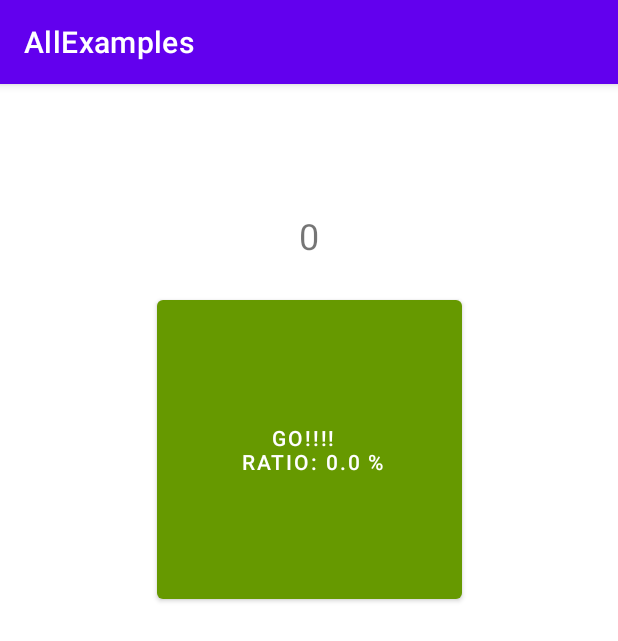
After one commit to HansSima/Examples-AndroidAll, an Android app: the BrainTrainerApp screen opened directly, with no data from a screen before it, on a phone screen of 412 x 824 dp. The commit adds this screen. Shown: the top 641 px of the screen. Run offline under Robolectric (Android 15) with nearby library versions, the phone set to English and light mode, and no system bars.

Commit message:
Second Commit

```diff
--- a/app/build.gradle
+++ b/app/build.gradle
@@ -33,6 +33,7 @@ dependencies {
     implementation 'androidx.appcompat:appcompat:1.3.0'
     implementation 'com.google.android.material:material:1.3.0'
     implementation 'androidx.constraintlayout:constraintlayout:2.0.4'
+    implementation 'androidx.gridlayout:gridlayout:1.0.0'
     testImplementation 'junit:junit:4.+'
     androidTestImplementation 'androidx.test.ext:junit:1.1.2'
     androidTestImplementation 'androidx.test.espresso:espresso-core:3.3.0'
--- a/app/src/main/AndroidManifest.xml
+++ b/app/src/main/AndroidManifest.xml
@@ -11,7 +11,8 @@
         android:roundIcon="@mipmap/ic_launcher_round"
         android:supportsRtl="true"
         android:theme="@style/Theme.AllExamples">
-        <activity android:name=".AudioAndVideo"></activity>
+        <activity android:name=".BrainTrainerApp"></activity>
+        <activity android:name=".AudioAndVideo" />
         <activity android:name=".GetInternetResource" />
         <activity android:name=".MainActivity">
             <intent-filter>
--- /dev/null
+++ b/app/src/main/java/com/example/allexamples/BrainTrainerApp.java
@@ -0,0 +1,145 @@
+package com.example.allexamples;
+
+import androidx.appcompat.app.AppCompatActivity;
+
+import android.os.Bundle;
+import android.os.CountDownTimer;
+import android.view.View;
+import android.widget.Button;
+import android.widget.TextView;
+
+import java.util.Random;
+
+public class BrainTrainerApp extends AppCompatActivity {
+
+    private androidx.gridlayout.widget.GridLayout gridOfButtons;
+
+    private TextView timerTextView;
+    private TextView expressionTextView;
+    private TextView scoreTextView;
+
+    private Button goButton;
+    private Button result0;
+    private Button result1;
+    private Button result2;
+    private Button result3;
+
+    private int result;
+    private int randomPosition;
+    private int score;
+    private int numberOfQuestions = 1;
+    private int[] arrayOfResults = {0, 0, 0, 0};
+
+    @Override
+    protected void onCreate(Bundle savedInstanceState) {
+        super.onCreate(savedInstanceState);
+        setContentView(R.layout.activity_brain_trainer_app);
+        gridOfButtons = findViewById(R.id.gridView);
+        timerTextView = findViewById(R.id.timerTextView);
+        expressionTextView = findViewById(R.id.expressionTextView);
+        scoreTextView = findViewById(R.id.scoreTextView);
+        goButton = findViewById(R.id.GoButton);
+        result0 = findViewById(R.id.result0);
+        result1 = findViewById(R.id.result1);
+        result2 = findViewById(R.id.result2);
+        result3 = findViewById(R.id.result3);
+        endGame();
+    }
+
+    public void startButton(View view) {
+        gridOfButtons.setVisibility(View.VISIBLE);
+        goButton.setVisibility(View.INVISIBLE);
+        numberOfQuestions--;
+        generator();
+        timer();
+    }
+
+    public void answer(View view) {
+        Button buttonObject = (Button) view;
+        int buttonId = Integer.valueOf(buttonObject.getTag().toString());
+        checkResults(buttonId);
+    }
+
+    private void generator() {
+        Random randomNumber = new Random();
+        for (int x = 0; x < 4; x++) {
+            arrayOfResults[x] = randomNumber.nextInt(120);
+            //Log.i("Button tag:", String.valueOf(poleVysledku[x]));
+        }
+
+        if (controlDuplicity(arrayOfResults)) {
+            generator();
+        }
+        expressionCreator();
+
+        numberOfQuestions++;
+    }
+
+    private boolean controlDuplicity(int[] my_array) {
+
+
+        for (int i = 0; i < my_array.length - 1; i++) {
+            for (int j = i + 1; j < my_array.length; j++) {
+                if ((my_array[i] == my_array[j]) && (i != j)) {
+                    return true;
+                }
+            }
+        }
+        return false;
+    }
+
+    private void expressionCreator() {
+        Random randomNumber = new Random();
+        randomPosition = randomNumber.nextInt(3);
+        result = arrayOfResults[randomPosition];
+        int secondNumber = randomNumber.nextInt(result+1);
+        int firstNumber = result - secondNumber;
+        expressionTextView.setText(Integer.toString(firstNumber) + " + " + Integer.toString(secondNumber) +" = ");
+        listOfOptions();
+    }
+
+    private void listOfOptions() {
+        result0.setText(Integer.toString(arrayOfResults[0]));
+        result1.setText(Integer.toString(arrayOfResults[1]));
+        result2.setText(Integer.toString(arrayOfResults[2]));
+        result3.setText(Integer.toString(arrayOfResults[3]));
+    }
+
+    private void checkResults(int buttonId) {
+
+        if (buttonId == randomPosition){
+            score++;
+        }
+
+        scoreTextView.setText("Score: " + Integer.toString(score));
+        generator();
+    }
+
+    private void endGame(){
+
+        gridOfButtons.setVisibility(View.INVISIBLE);
+        goButton.setVisibility(View.VISIBLE);
+        float ratio = (float)score/(float)numberOfQuestions*100;
+        goButton.setText("GO!!!! \r\n Ratio: " + Float.toString(ratio) +" %");
+        score=0;
+        scoreTextView.setText(Integer.toString(score));
+        expressionTextView.setText("");
+        timerTextView.setText("");
+        numberOfQuestions = 1;
+    }
+
+    private void timer() {
+
+        new CountDownTimer(30000, 1000) {
+            @Override
+            public void onTick(long millisUntilFinished) {
+                timerTextView.setText(Long.toString(millisUntilFinished/1000) +" s");
+            }
+
+            @Override
+            public void onFinish() {
+                endGame();
+            }
+        }.start();
+    }
+}
--- /dev/null
+++ b/app/src/main/res/layout/activity_brain_trainer_app.xml
@@ -0,0 +1,115 @@
+<?xml version="1.0" encoding="utf-8"?>
+<androidx.constraintlayout.widget.ConstraintLayout xmlns:android="http://schemas.android.com/apk/res/android"
+    xmlns:app="http://schemas.android.com/apk/res-auto"
+    xmlns:tools="http://schemas.android.com/tools"
+    android:layout_width="match_parent"
+    android:layout_height="match_parent"
+    tools:context=".BrainTrainerApp">
+
+    <Button
+        android:id="@+id/GoButton"
+        android:layout_width="203dp"
+        android:layout_height="211dp"
+        android:onClick="startButton"
+        android:text="Go!!!"
+        app:backgroundTint="@android:color/holo_green_dark"
+        app:layout_constraintBottom_toBottomOf="parent"
+        app:layout_constraintEnd_toEndOf="parent"
+        app:layout_constraintStart_toStartOf="parent"
+        app:layout_constraintTop_toTopOf="parent"
+        app:layout_constraintVertical_bias="0.248" />
+
+    <TextView
+        android:id="@+id/timerTextView"
+        android:layout_width="wrap_content"
+        android:layout_height="wrap_content"
+        android:text="TextView"
+        android:textSize="24sp"
+        app:layout_constraintBottom_toTopOf="@+id/expressionTextView"
+        app:layout_constraintEnd_toEndOf="parent"
+        app:layout_constraintStart_toStartOf="parent"
+        app:layout_constraintTop_toTopOf="parent" />
+
+    <TextView
+        android:id="@+id/expressionTextView"
+        android:layout_width="wrap_content"
+        android:layout_height="wrap_content"
+        android:layout_marginTop="48dp"
+        android:text="TextView"
+        android:textSize="24sp"
+        app:layout_constraintEnd_toEndOf="parent"
+        app:layout_constraintStart_toStartOf="parent"
+        app:layout_constraintTop_toTopOf="parent" />
+
+    <TextView
+        android:id="@+id/scoreTextView"
+        android:layout_width="wrap_content"
+        android:layout_height="wrap_content"
+        android:layout_marginTop="4dp"
+        android:text="TextView"
+        android:textSize="24sp"
+        app:layout_constraintEnd_toEndOf="parent"
+        app:layout_constraintStart_toStartOf="parent"
+        app:layout_constraintTop_toBottomOf="@+id/expressionTextView" />
+
+    <androidx.gridlayout.widget.GridLayout
+        android:id="@+id/gridView"
+        android:layout_width="240dp"
+        android:layout_height="261dp"
+        app:columnCount="2"
+        app:layout_constraintBottom_toBottomOf="parent"
+        app:layout_constraintEnd_toEndOf="parent"
+        app:layout_constraintStart_toStartOf="parent"
+        app:layout_constraintTop_toBottomOf="@+id/scoreTextView"
+        app:rowCount="2">
+
+        <Button
+            android:id="@+id/result0"
+            android:layout_width="120dp"
+            android:layout_height="120dp"
+            android:gravity="center"
+            android:onClick="answer"
+            android:tag="0"
+            android:text="Button"
+            app:backgroundTint="@color/design_default_color_primary_dark"
+            app:layout_column="0"
+            app:layout_row="0" />
+
+        <Button
+            android:id="@+id/result1"
+            android:layout_width="120dp"
+            android:layout_height="120dp"
+            android:gravity="center"
+            android:onClick="answer"
+            android:tag="1"
+            android:text="Button"
+            app:backgroundTint="@color/purple_200"
+            app:layout_column="0"
+            app:layout_row="1" />
+
+        <Button
+            android:id="@+id/result2"
+            android:layout_width="120dp"
+            android:layout_height="120dp"
+            android:gravity="center"
+            android:onClick="answer"
+            android:tag="2"
+            android:text="Button"
+            app:backgroundTint="@color/teal_200"
+            app:layout_column="1"
+            app:layout_row="0" />
+
+        <Button
+            android:id="@+id/result3"
+            android:layout_width="120dp"
+            android:layout_height="120dp"
+            android:gravity="center"
+            android:onClick="answer"
+            android:tag="3"
+            android:text="Button"
+            app:backgroundTint="@android:color/holo_orange_dark"
+            app:layout_column="1"
+            app:layout_row="1" />
+    </androidx.gridlayout.widget.GridLayout>
+
+</androidx.constraintlayout.widget.ConstraintLayout>
```
Also changed, not shown: app/src/main/java/com/example/allexamples/MainActivity.java (+9 -2 lines), app/src/main/res/layout/activity_main.xml (+6 -2 lines).
